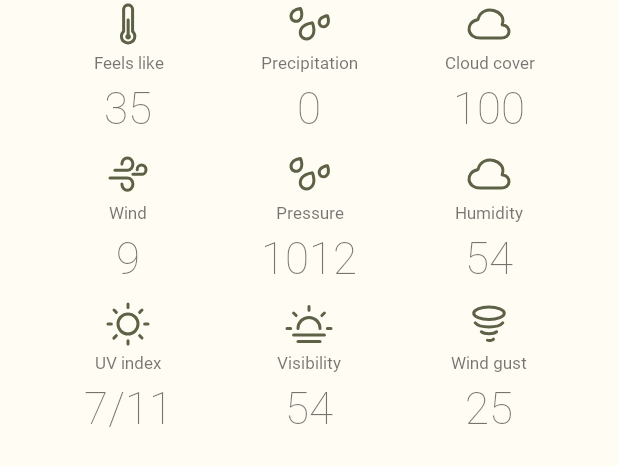
After one commit to Lampotrias/SeeWeather, an Android app: the layout current_weather_view.xml on its own in the app's theme, with its tools: preview values and no code run, on a phone screen of 412 x 824 dp. The commit adds this screen. Shown: the top 466 px of the screen. Run offline under Robolectric (Android 15) with nearby library versions, the phone set to English and light mode, and no system bars.

Commit message:
feat: сделал сводную таблицу текущей погоды

```diff
--- a/weather/src/main/java/com/lampotrias/seeweather/data/weather/model/CurrentWeatherEntity.kt
+++ b/weather/src/main/java/com/lampotrias/seeweather/data/weather/model/CurrentWeatherEntity.kt
@@ -12,4 +12,10 @@ data class CurrentWeatherEntity(
 	val windDir: String = "",
 	val pressure: Float = 0f,
 	val humidity: Int = 0,
+	val precipitation: Float = 0f,
+	val windGust: Float = 0f,
+	val uv: Float = 0f,
+	val visibility: Float = 0f,
+	val feelsLike: Float = 0f,
+	val cloud: Int = 0,
 )
--- a/weather/src/main/java/com/lampotrias/seeweather/domain/model/CurrentWeatherModel.kt
+++ b/weather/src/main/java/com/lampotrias/seeweather/domain/model/CurrentWeatherModel.kt
@@ -14,4 +14,10 @@ data class CurrentWeatherModel(
 	val windDirection: WindDirection,
 	val pressure: Float = 0f,
 	val humidity: Int = 0,
+	val precipitation: Float = 0f,
+	val windGust: Float = 0f,
+	val uv: Float = 0f,
+	val visibility: Float = 0f,
+	val feelsLike: Float = 0f,
+	val cloud: Int = 0,
 )
--- a/weather/src/main/java/com/lampotrias/seeweather/utils/MeasureUtils.kt
+++ b/weather/src/main/java/com/lampotrias/seeweather/utils/MeasureUtils.kt
@@ -7,7 +7,7 @@ object MeasureUtils {
 		return ((9 / 5 * celsius.toFloat()) + 32).roundToInt()
 	}
 
-	fun kmphToMph(kmph: Number): Int {
-		return ((0.6214 * kmph.toFloat()).roundToInt())
+	fun kmphToMph(kmph: Number): Float {
+		return (0.6214 * kmph.toFloat()).toFloat()
 	}
 }
--- /dev/null
+++ b/weather/src/main/res/drawable/ic_mild.xml
@@ -0,0 +1,19 @@
+<vector xmlns:android="http://schemas.android.com/apk/res/android"
+    android:width="24dp"
+    android:height="24dp"
+    android:viewportWidth="24"
+    android:tint="?attr/colorAccent"
+    android:viewportHeight="24">
+    <path
+        android:fillColor="#FF000000"
+        android:fillType="evenOdd"
+        android:pathData="M9.07 4.74c0-1.65 1.33-2.99 2.98-2.99s2.99 1.34 2.99 2.99v10.6c0.48 0.5 0.83 1.14 1 1.83 0.2 0.8 0.14 1.66-0.15 2.44-0.3 0.77-0.82 1.44-1.51 1.92-0.69 0.47-1.5 0.72-2.33 0.72-0.83 0-1.65-0.26-2.33-0.73-0.69-0.47-1.21-1.14-1.5-1.92-0.3-0.78-0.35-1.63-0.15-2.44 0.17-0.69 0.52-1.32 1-1.83V4.73Zm1.5 10.71c0.06 0.27-0.02 0.55-0.24 0.75-0.4 0.35-0.68 0.8-0.8 1.32-0.13 0.51-0.1 1.05 0.09 1.55 0.18 0.5 0.52 0.92 0.95 1.22 0.44 0.3 0.95 0.46 1.48 0.46s1.04-0.16 1.48-0.46c0.43-0.3 0.77-0.72 0.96-1.22 0.18-0.5 0.22-1.03 0.1-1.54-0.14-0.52-0.41-0.98-0.81-1.33-0.21-0.19-0.3-0.47-0.23-0.73l-0.01-0.12V4.74c0-0.83-0.67-1.49-1.49-1.49s-1.48 0.66-1.48 1.49v10.61 0.1Z"/>
+    <path
+        android:fillColor="#FF000000"
+        android:fillType="evenOdd"
+        android:pathData="M10.65 18.4c0-0.77 0.63-1.4 1.4-1.4h0.01c0.77 0 1.4 0.63 1.4 1.4 0 0.77-0.63 1.4-1.4 1.4h-0.01c-0.77 0-1.4-0.63-1.4-1.4Z"/>
+    <path
+        android:fillColor="#FF000000"
+        android:fillType="evenOdd"
+        android:pathData="M12.08 9.25c0.41 0 0.75 0.34 0.75 0.75v8.5c0 0.41-0.34 0.75-0.75 0.75s-0.75-0.34-0.75-0.75V10c0-0.41 0.34-0.75 0.75-0.75Z"/>
+</vector>
--- a/weather/src/main/res/drawable/ic_w_drops.xml
+++ b/weather/src/main/res/drawable/ic_w_drops.xml
@@ -2,6 +2,7 @@
     android:width="24dp"
     android:height="24dp"
     android:viewportWidth="24"
+    android:tint="?attr/colorAccent"
     android:viewportHeight="24">
     <group>
         <path
--- /dev/null
+++ b/weather/src/main/res/layout/current_weather_view.xml
@@ -0,0 +1,366 @@
+<?xml version="1.0" encoding="utf-8"?>
+<androidx.constraintlayout.widget.ConstraintLayout xmlns:android="http://schemas.android.com/apk/res/android"
+    xmlns:app="http://schemas.android.com/apk/res-auto"
+    xmlns:tools="http://schemas.android.com/tools"
+    android:layout_width="match_parent"
+    android:layout_height="match_parent">
+
+    <LinearLayout
+        android:id="@+id/feels_like"
+        android:layout_width="70dp"
+        android:layout_height="100dp"
+        android:orientation="vertical"
+        app:layout_constraintEnd_toStartOf="@+id/precipitation"
+        app:layout_constraintStart_toStartOf="parent"
+        app:layout_constraintTop_toTopOf="parent">
+
+        <ImageView
+            android:layout_width="32dp"
+            android:layout_height="32dp"
+            android:layout_gravity="center_horizontal"
+            android:contentDescription="@string/feels_like"
+            android:src="@drawable/ic_mild" />
+
+        <TextView
+            android:layout_width="match_parent"
+            android:layout_height="wrap_content"
+            android:layout_marginTop="2dp"
+            android:fontFamily="@font/roboto_regular"
+            android:maxLines="1"
+            android:text="@string/feels_like"
+            android:textAlignment="center"
+            android:textSize="11sp" />
+
+        <TextView
+            android:id="@+id/feels_like_text"
+            android:layout_width="match_parent"
+            android:layout_height="wrap_content"
+            android:layout_marginTop="2dp"
+            android:fontFamily="@font/roboto_thin"
+            android:maxLines="1"
+            android:text=""
+            android:textAlignment="center"
+            android:textSize="29sp"
+            tools:text="35" />
+    </LinearLayout>
+
+    <LinearLayout
+        android:id="@+id/precipitation"
+        android:layout_width="70dp"
+        android:layout_height="100dp"
+        android:orientation="vertical"
+        app:layout_constraintEnd_toStartOf="@+id/cloud_cover"
+        app:layout_constraintStart_toEndOf="@+id/feels_like"
+        app:layout_constraintTop_toTopOf="@+id/feels_like">
+
+        <ImageView
+            android:layout_width="32dp"
+            android:layout_height="32dp"
+            android:layout_gravity="center_horizontal"
+            android:contentDescription="@string/precipitation"
+            android:src="@drawable/ic_w_drops" />
+
+        <TextView
+            android:layout_width="match_parent"
+            android:layout_height="wrap_content"
+            android:layout_marginTop="2dp"
+            android:fontFamily="@font/roboto_regular"
+            android:maxLines="1"
+            android:text="@string/precipitation"
+            android:textAlignment="center"
+            android:textSize="11sp" />
+
+        <TextView
+            android:id="@+id/precipitation_text"
+            android:layout_width="match_parent"
+            android:layout_height="wrap_content"
+            android:layout_marginTop="2dp"
+            android:fontFamily="@font/roboto_thin"
+            android:maxLines="1"
+            android:text=""
+            android:textAlignment="center"
+            android:textSize="29sp"
+            tools:text="0" />
+    </LinearLayout>
+
+    <LinearLayout
+        android:id="@+id/cloud_cover"
+        android:layout_width="70dp"
+        android:layout_height="100dp"
+        android:orientation="vertical"
+        app:layout_constraintEnd_toEndOf="parent"
+        app:layout_constraintStart_toEndOf="@+id/precipitation"
+        app:layout_constraintTop_toTopOf="@+id/precipitation">
+
+        <ImageView
+            android:layout_width="32dp"
+            android:layout_height="32dp"
+            android:layout_gravity="center_horizontal"
+            android:contentDescription="@string/cloud_cover"
+            android:src="@drawable/ic_w_cloud"
+            app:tint="?attr/colorAccent" />
+
+        <TextView
+            android:layout_width="match_parent"
+            android:layout_height="wrap_content"
+            android:layout_marginTop="2dp"
+            android:fontFamily="@font/roboto_regular"
+            android:maxLines="1"
+            android:text="@string/cloud_cover"
+            android:textAlignment="center"
+            android:textSize="11sp" />
+
+        <TextView
+            android:id="@+id/cloud_cover_text"
+            android:layout_width="match_parent"
+            android:layout_height="wrap_content"
+            android:layout_marginTop="2dp"
+            android:fontFamily="@font/roboto_thin"
+            android:maxLines="1"
+            android:text=""
+            android:textAlignment="center"
+            android:textSize="29sp"
+            tools:text="100" />
+    </LinearLayout>
+
+    <LinearLayout
+        android:id="@+id/wind"
+        android:layout_width="70dp"
+        android:layout_height="100dp"
+        android:orientation="vertical"
+        app:layout_constraintEnd_toStartOf="@+id/pressure"
+        app:layout_constraintStart_toStartOf="parent"
+        app:layout_constraintTop_toBottomOf="@+id/feels_like">
+
+        <ImageView
+            android:layout_width="32dp"
+            android:layout_height="32dp"
+            android:layout_gravity="center_horizontal"
+            android:contentDescription="@string/wind"
+            android:src="@drawable/ic_w_wind"
+            app:tint="?attr/colorAccent" />
+
+        <TextView
+            android:layout_width="match_parent"
+            android:layout_height="wrap_content"
+            android:layout_marginTop="2dp"
+            android:fontFamily="@font/roboto_regular"
+            android:maxLines="1"
+            android:text="@string/wind"
+            android:textAlignment="center"
+            android:textSize="11sp" />
+
+        <TextView
+            android:id="@+id/wind_text"
+            android:layout_width="match_parent"
+            android:layout_height="wrap_content"
+            android:layout_marginTop="2dp"
+            android:fontFamily="@font/roboto_thin"
+            android:maxLines="1"
+            android:text=""
+            android:textAlignment="center"
+            android:textSize="29sp"
+            tools:text="9" />
+    </LinearLayout>
+
+    <LinearLayout
+        android:id="@+id/pressure"
+        android:layout_width="70dp"
+        android:layout_height="100dp"
+        android:orientation="vertical"
+        app:layout_constraintEnd_toStartOf="@+id/humidity"
+        app:layout_constraintStart_toEndOf="@+id/wind"
+        app:layout_constraintTop_toTopOf="@+id/wind">
+
+        <ImageView
+            android:layout_width="32dp"
+            android:layout_height="32dp"
+            android:layout_gravity="center_horizontal"
+            android:contentDescription="@string/precipitation"
+            android:src="@drawable/ic_w_drops" />
+
+        <TextView
+            android:layout_width="match_parent"
+            android:layout_height="wrap_content"
+            android:layout_marginTop="2dp"
+            android:fontFamily="@font/roboto_regular"
+            android:maxLines="1"
+            android:text="@string/pressure"
+            android:textAlignment="center"
+            android:textSize="11sp" />
+
+        <TextView
+            android:id="@+id/pressure_text"
+            android:layout_width="match_parent"
+            android:layout_height="wrap_content"
+            android:layout_marginTop="2dp"
+            android:fontFamily="@font/roboto_thin"
+            android:maxLines="1"
+            android:text=""
+            android:textAlignment="center"
+            android:textSize="29sp"
+            tools:text="1012" />
+    </LinearLayout>
+
+    <LinearLayout
+        android:id="@+id/humidity"
+        android:layout_width="70dp"
+        android:layout_height="100dp"
+        android:orientation="vertical"
+        app:layout_constraintEnd_toEndOf="parent"
+        app:layout_constraintStart_toEndOf="@+id/pressure"
+        app:layout_constraintTop_toTopOf="@+id/pressure">
+
+        <ImageView
+            android:layout_width="32dp"
+            android:layout_height="32dp"
+            android:layout_gravity="center_horizontal"
+            android:contentDescription="@string/cloud_cover"
+            android:src="@drawable/ic_w_cloud"
+            app:tint="?attr/colorAccent" />
+
+        <TextView
+            android:layout_width="match_parent"
+            android:layout_height="wrap_content"
+            android:layout_marginTop="2dp"
+            android:fontFamily="@font/roboto_regular"
+            android:maxLines="1"
+            android:text="@string/humidity"
+            android:textAlignment="center"
+            android:textSize="11sp" />
+
+        <TextView
+            android:id="@+id/humidity_text"
+            android:layout_width="match_parent"
+            android:layout_height="wrap_content"
+            android:layout_marginTop="2dp"
+            android:fontFamily="@font/roboto_thin"
+            android:maxLines="1"
+            android:text=""
+            android:textAlignment="center"
+            android:textSize="29sp"
+            tools:text="54" />
+    </LinearLayout>
+
+    <LinearLayout
+        android:id="@+id/uv_index"
+        android:layout_width="70dp"
+        android:layout_height="100dp"
+        android:orientation="vertical"
+        app:layout_constraintEnd_toStartOf="@+id/visibility"
+        app:layout_constraintStart_toStartOf="parent"
+        app:layout_constraintTop_toBottomOf="@+id/wind">
+
+        <ImageView
+            android:layout_width="32dp"
+            android:layout_height="32dp"
+            android:layout_gravity="center_horizontal"
+            android:contentDescription="@string/precipitation"
+            android:src="@drawable/ic_w_sunny"
+            app:tint="?attr/colorAccent" />
+
+        <TextView
+            android:layout_width="match_parent"
+            android:layout_height="wrap_content"
+            android:layout_marginTop="2dp"
+            android:fontFamily="@font/roboto_regular"
+            android:maxLines="1"
+            android:text="@string/uv_index"
+            android:textAlignment="center"
+            android:textSize="11sp" />
+
+        <TextView
+            android:id="@+id/uv_index_text"
+            android:layout_width="match_parent"
+            android:layout_height="wrap_content"
+            android:layout_marginTop="2dp"
+            android:fontFamily="@font/roboto_thin"
+            android:maxLines="1"
+            android:text=""
+            android:textAlignment="center"
+            android:textSize="29sp"
+            tools:text="7/11" />
+    </LinearLayout>
+
+    <LinearLayout
+        android:id="@+id/visibility"
+        android:layout_width="70dp"
+        android:layout_height="100dp"
+        android:orientation="vertical"
+        app:layout_constraintEnd_toStartOf="@+id/wind_gust"
+        app:layout_constraintStart_toEndOf="@+id/uv_index"
+        app:layout_constraintTop_toTopOf="@+id/uv_index">
+
+        <ImageView
+            android:layout_width="32dp"
+            android:layout_height="32dp"
+            android:layout_gravity="center_horizontal"
+            android:contentDescription="@string/cloud_cover"
+            android:src="@drawable/ic_w_horizont"
+            app:tint="?attr/colorAccent" />
+
+        <TextView
+            android:layout_width="match_parent"
+            android:layout_height="wrap_content"
+            android:layout_marginTop="2dp"
+            android:fontFamily="@font/roboto_regular"
+            android:maxLines="1"
+            android:text="@string/visibility"
+            android:textAlignment="center"
+            android:textSize="11sp" />
+
+        <TextView
+            android:id="@+id/visibility_text"
+            android:layout_width="match_parent"
+            android:layout_height="wrap_content"
+            android:layout_marginTop="2dp"
+            android:fontFamily="@font/roboto_thin"
+            android:maxLines="1"
+            android:text=""
+            android:textAlignment="center"
+            android:textSize="29sp"
+            tools:text="54" />
+    </LinearLayout>
+
+    <LinearLayout
+        android:id="@+id/wind_gust"
+        android:layout_width="70dp"
+        android:layout_height="100dp"
+        android:orientation="vertical"
+        app:layout_constraintEnd_toEndOf="parent"
+        app:layout_constraintStart_toEndOf="@+id/visibility"
+        app:layout_constraintTop_toTopOf="@+id/visibility">
+
+        <ImageView
+            android:layout_width="32dp"
+            android:layout_height="32dp"
+            android:layout_gravity="center_horizontal"
+            android:contentDescription="@string/wind_gust"
+            android:src="@drawable/ic_w_tornado"
+            app:tint="?attr/colorAccent" />
+
+        <TextView
+            android:layout_width="match_parent"
+            android:layout_height="wrap_content"
+            android:layout_marginTop="2dp"
+            android:fontFamily="@font/roboto_regular"
+            android:maxLines="1"
+            android:text="@string/wind_gust"
+            android:textAlignment="center"
+            android:textSize="11sp" />
+
+        <TextView
+            android:id="@+id/wind_gust_text"
+            android:layout_width="match_parent"
+            android:layout_height="wrap_content"
+            android:layout_marginTop="2dp"
+            android:fontFamily="@font/roboto_thin"
+            android:maxLines="1"
+            android:text=""
+            android:textAlignment="center"
+            android:textSize="29sp"
+            tools:text="25" />
+    </LinearLayout>
+
+
+</androidx.constraintlayout.widget.ConstraintLayout>
--- a/weather/src/main/res/values/strings.xml
+++ b/weather/src/main/res/values/strings.xml
@@ -7,8 +7,8 @@
     <string name="wind_power">Wind power: </string>
     <string name="last_update">Last update: </string>
     <string name="time_of_day">Time of day: </string>
-    <string name="pressure">"Pressure: "</string>
-    <string name="humidity">"Humidity: "</string>
+    <string name="pressure">Pressure</string>
+    <string name="humidity">Humidity</string>
     <string name="current_location">Current Location</string>
     <string name="details">Details</string>
     <string name="forecast">Forecast</string>
@@ -33,4 +33,11 @@
     <string name="preference_bottom_tab_text">Настройки</string>
     <string name="ok">OK</string>
     <string name="cancel">Cancel</string>
+    <string name="feels_like">Feels like</string>
+    <string name="precipitation">Precipitation</string>
+    <string name="cloud_cover">Cloud cover</string>
+    <string name="wind">Wind</string>
+    <string name="uv_index">UV index</string>
+    <string name="visibility">Visibility</string>
+    <string name="wind_gust">Wind gust</string>
 </resources>
```
Also changed, not shown: weather/src/main/java/com/lampotrias/seeweather/data/weather/model/WeatherRepoModelMapper.kt (+13 -4 lines), weather/src/main/java/com/lampotrias/seeweather/data/weather/sources/network/weatherapi/model/WeatherApiCurrentModel.kt (+27 -3 lines), weather/src/main/java/com/lampotrias/seeweather/presentation/mainscreen/CurrentWeatherView.kt (added, +54 -0 lines), weather/src/main/java/com/lampotrias/seeweather/presentation/mainscreen/MainScreenFragment.kt (+11 -5 lines), weather/src/main/res/layout/main_screen_fragment.xml (+4 -113 lines), weather/src/main/res/font/roboto_thin.ttf (added).
